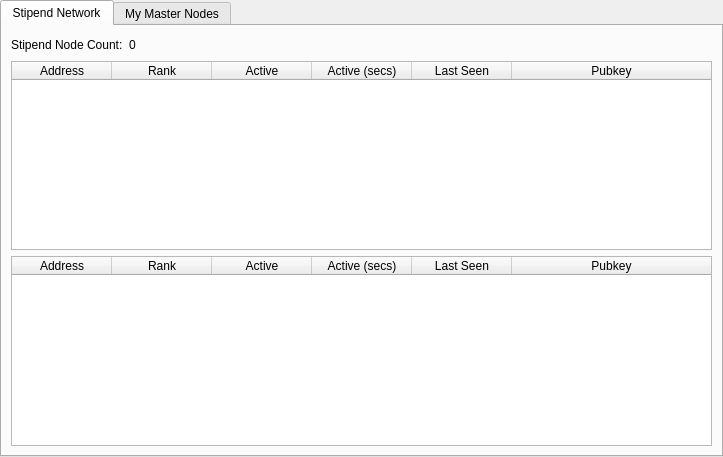
First picture: the form in src/qt/forms/masternodemanager.ui, repository Stipend-Developer/stipend, before the edit.
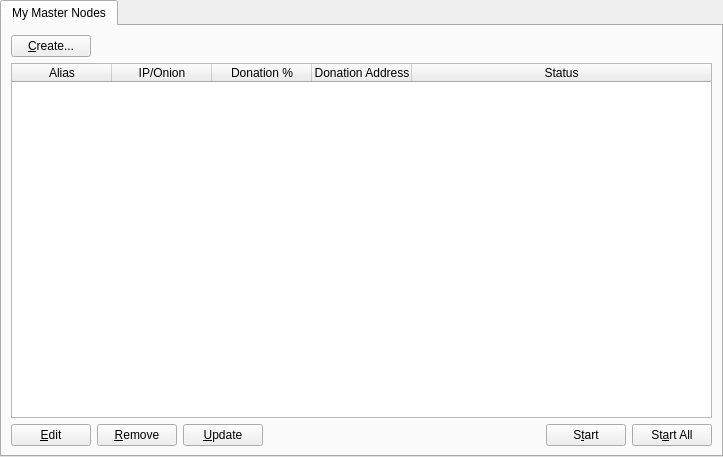
Second picture: the form after the edit. The open tabs and pages were chosen to show the change.

```diff
--- a/src/qt/forms/masternodemanager.ui
+++ b/src/qt/forms/masternodemanager.ui
@@ -34,147 +34,8 @@
      <item>
       <widget class="QTabWidget" name="tabWidget">
        <property name="currentIndex">
-        <number>1</number>
+        <number>0</number>
        </property>
-       <widget class="QWidget" name="tab">
-        <attribute name="title">
-         <string>Stipend Network</string>
-        </attribute>
-        <layout class="QGridLayout" name="gridLayout">
-         <item row="1" column="0">
-          <widget class="QTableWidget" name="tableWidget">
-           <property name="editTriggers">
-            <set>QAbstractItemView::NoEditTriggers</set>
-           </property>
-           <property name="alternatingRowColors">
-            <bool>true</bool>
-           </property>
-           <property name="selectionBehavior">
-            <enum>QAbstractItemView::SelectRows</enum>
-           </property>
-           <property name="sortingEnabled">
-            <bool>true</bool>
-           </property>
-           <attribute name="horizontalHeaderStretchLastSection">
-            <bool>true</bool>
-           </attribute>
-           <column>
-            <property name="text">
-             <string>Address</string>
-            </property>
-           </column>
-           <column>
-            <property name="text">
-             <string>Rank</string>
-            </property>
-           </column>
-           <column>
-            <property name="text">
-             <string>Active</string>
-            </property>
-           </column>
-           <column>
-            <property name="text">
-             <string>Active (secs)</string>
-            </property>
-           </column>
-           <column>
-            <property name="text">
-             <string>Last Seen</string>
-            </property>
-           </column>
-           <column>
-            <property name="text">
-             <string>Pubkey</string>
-            </property>
-           </column>
-          </widget>
-         </item>
-         <item row="2" column="0">
-          <widget class="QTableWidget" name="tableWidget_3">
-           <property name="editTriggers">
-            <set>QAbstractItemView::NoEditTriggers</set>
-           </property>
-           <property name="alternatingRowColors">
-            <bool>true</bool>
-           </property>
-           <property name="selectionBehavior">
-            <enum>QAbstractItemView::SelectRows</enum>
-           </property>
-           <property name="sortingEnabled">
-            <bool>true</bool>
-           </property>
-           <attribute name="horizontalHeaderStretchLastSection">
-            <bool>true</bool>
-           </attribute>
-           <column>
-            <property name="text">
-             <string>Address</string>
-            </property>
-           </column>
-           <column>
-            <property name="text">
-             <string>Rank</string>
-            </property>
-           </column>
-           <column>
-            <property name="text">
-             <string>Active</string>
-            </property>
-           </column>
-           <column>
-            <property name="text">
-             <string>Active (secs)</string>
-            </property>
-           </column>
-           <column>
-            <property name="text">
-             <string>Last Seen</string>
-            </property>
-           </column>
-           <column>
-            <property name="text">
-             <string>Pubkey</string>
-            </property>
-           </column>
-          </widget>
-         </item>
-         <item row="0" column="0">
-          <layout class="QHBoxLayout" name="horizontalLayout_3">
-           <property name="bottomMargin">
-            <number>0</number>
-           </property>
-           <item>
-            <widget class="QLabel" name="label_2">
-             <property name="text">
-              <string>Stipend Node Count:</string>
-             </property>
-            </widget>
-           </item>
-           <item>
-            <widget class="QLabel" name="countLabel">
-             <property name="text">
-              <string>0</string>
-             </property>
-            </widget>
-           </item>
-           <item>
-            <spacer name="horizontalSpacer_3">
-             <property name="orientation">
-              <enum>Qt::Horizontal</enum>
-             </property>
-             <property name="sizeHint" stdset="0">
-              <size>
-               <width>40</width>
-               <height>20</height>
-              </size>
-             </property>
-            </spacer>
-           </item>
-          </layout>
-         </item>
-        </layout>
-       </widget>
        <widget class="QWidget" name="tab_2">
         <attribute name="title">
          <string>My Master Nodes</string>
@@ -213,7 +74,7 @@
             <widget class="QTableWidget" name="tableWidget_2">
              <property name="minimumSize">
               <size>
-               <width>695</width>
+               <width>550</width>
                <height>0</height>
               </size>
              </property>
@@ -298,20 +159,6 @@
                </property>
               </spacer>
              </item>
-            </layout>
-           </item>
-           <item>
-            <layout class="QHBoxLayout" name="horizontalLayout_4">
-             <property name="bottomMargin">
-              <number>0</number>
-             </property>
-            </layout>
-           </item>
-           <item>
-            <layout class="QHBoxLayout" name="horizontalLayout_5">
-             <property name="bottomMargin">
-              <number>0</number>
-             </property>
              <item>
               <widget class="QPushButton" name="startButton">
                <property name="text">
@@ -326,19 +173,6 @@
                </property>
               </widget>
              </item>
-             <item>
-              <spacer name="horizontalSpacer_5">
-               <property name="orientation">
-                <enum>Qt::Horizontal</enum>
-               </property>
-               <property name="sizeHint" stdset="0">
-                <size>
-                 <width>40</width>
-                 <height>20</height>
-                </size>
-               </property>
-              </spacer>
-             </item>
             </layout>
            </item>
           </layout>
```
